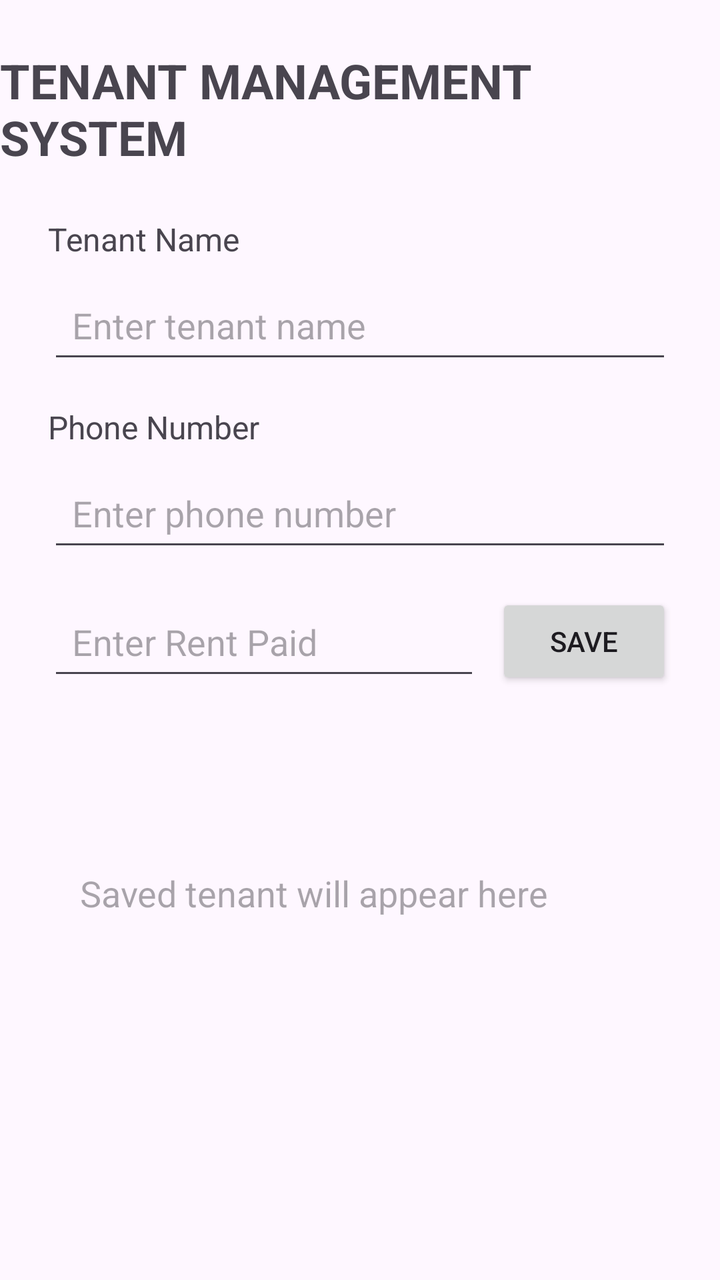
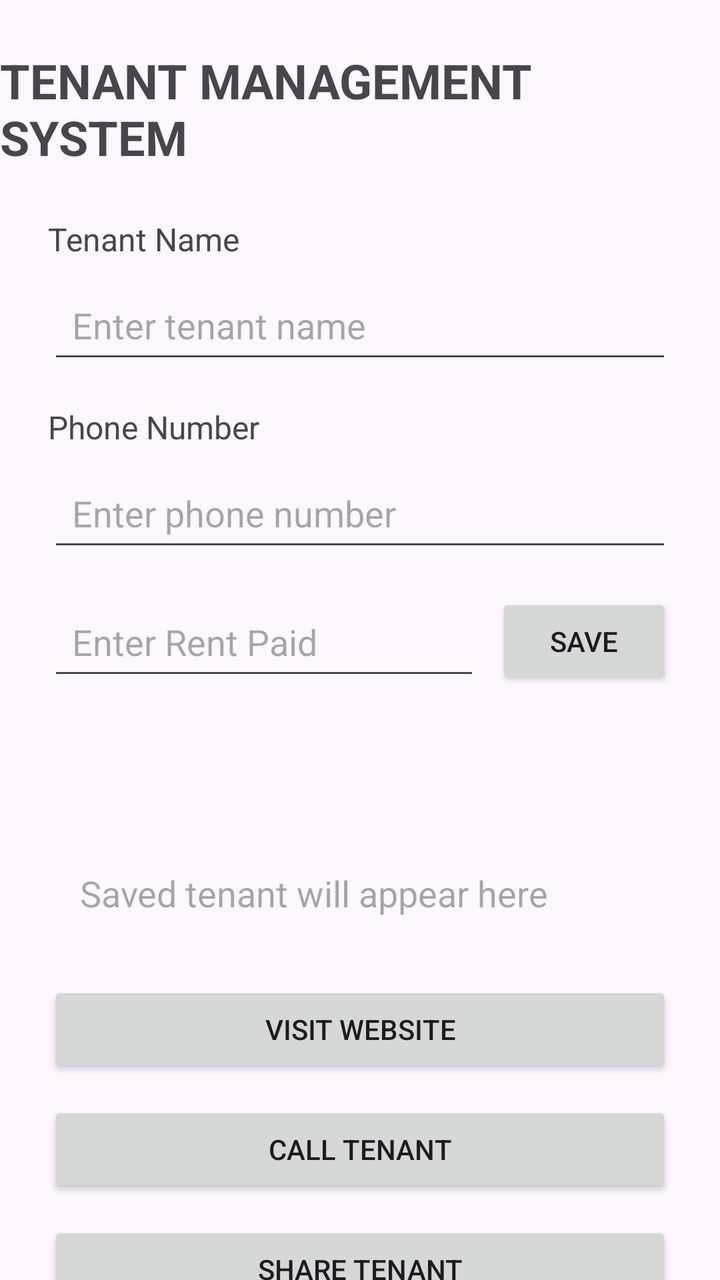

Two renders of the same Android screen: before a commit and after it. Below are the layout's source before the change and the commit's diff.
<!-- AndroidManifest.xml: application theme Theme.TenantManagementSystem -->
<!-- res/layout/activity_main.xml -->
<?xml version="1.0" encoding="utf-8"?>
<layout xmlns:android="http://schemas.android.com/apk/res/android"
    xmlns:app="http://schemas.android.com/apk/res-auto">

    <data>
        <variable
            name="tenant"
            type="com.example.tenantmanagementsystem.Tenant" />
    </data>

    <androidx.constraintlayout.widget.ConstraintLayout
        android:layout_width="match_parent"
        android:layout_height="match_parent">

        <TextView
            android:id="@+id/titleTextView"
            android:layout_width="wrap_content"
            android:layout_height="wrap_content"
            android:text="TENANT MANAGEMENT SYSTEM"
            android:textSize="24sp"
            android:textStyle="bold"
            android:layout_marginTop="24dp"
            app:layout_constraintTop_toTopOf="parent"
            app:layout_constraintStart_toStartOf="parent"
            app:layout_constraintEnd_toEndOf="parent" />

        <TextView
            android:id="@+id/tenantNameLabel"
            android:layout_width="wrap_content"
            android:layout_height="wrap_content"
            android:text="Tenant Name"
            android:textSize="16sp"
            android:layout_marginTop="24dp"
            android:layout_marginStart="24dp"
            app:layout_constraintTop_toBottomOf="@id/titleTextView"
            app:layout_constraintStart_toStartOf="parent" />

        <EditText
            android:id="@+id/tenantNameEditText"
            android:layout_width="0dp"
            android:layout_height="wrap_content"
            android:hint="Enter tenant name"
            android:minHeight="48dp"
            android:padding="12dp"
            android:layout_marginTop="8dp"
            android:layout_marginStart="24dp"
            android:layout_marginEnd="24dp"
            app:layout_constraintTop_toBottomOf="@id/tenantNameLabel"
            app:layout_constraintStart_toStartOf="parent"
            app:layout_constraintEnd_toEndOf="parent" />

        <TextView
            android:id="@+id/phoneLabel"
            android:layout_width="wrap_content"
            android:layout_height="wrap_content"
            android:text="Phone Number"
            android:textSize="16sp"
            android:layout_marginTop="16dp"
            android:layout_marginStart="24dp"
            app:layout_constraintTop_toBottomOf="@id/tenantNameEditText"
            app:layout_constraintStart_toStartOf="parent" />

        <EditText
            android:id="@+id/phoneEditText"
            android:layout_width="0dp"
            android:layout_height="wrap_content"
            android:hint="Enter phone number"
            android:inputType="phone"
            android:minHeight="48dp"
            android:padding="12dp"
            android:layout_marginTop="8dp"
            android:layout_marginStart="24dp"
            android:layout_marginEnd="24dp"
            app:layout_constraintTop_toBottomOf="@id/phoneLabel"
            app:layout_constraintStart_toStartOf="parent"
            app:layout_constraintEnd_toEndOf="parent" />

        <EditText
            android:id="@+id/rentEditText"
            android:layout_width="0dp"
            android:layout_height="wrap_content"
            android:hint="Enter Rent Paid"
            android:inputType="numberDecimal"
            android:minHeight="48dp"
            android:padding="12dp"
            android:layout_marginStart="24dp"
            android:layout_marginTop="16dp"
            android:layout_marginEnd="8dp"
            app:layout_constraintTop_toBottomOf="@id/phoneEditText"
            app:layout_constraintStart_toStartOf="parent"
            app:layout_constraintEnd_toStartOf="@id/saveButton" />

        <Button
            android:id="@+id/saveButton"
            android:layout_width="wrap_content"
            android:layout_height="wrap_content"
            android:text="SAVE"
            android:layout_marginEnd="24dp"
            app:layout_constraintTop_toTopOf="@id/rentEditText"
            app:layout_constraintEnd_toEndOf="parent" />
        <TextView
            android:id="@+id/tenantNameDisplay"
            android:layout_width="wrap_content"
            android:layout_height="wrap_content"
            android:text="@{tenant.name}"
            android:textSize="22sp"
            android:textStyle="bold"
            android:layout_marginTop="20dp"
            app:layout_constraintTop_toBottomOf="@id/rentEditText"
            app:layout_constraintStart_toStartOf="parent"
            app:layout_constraintEnd_toEndOf="parent"/>
        <TextView
            android:id="@+id/tenantResultTextView"
            android:layout_width="0dp"
            android:layout_height="wrap_content"
            android:text="@{tenant.summary()}"
            android:hint="Saved tenant will appear here"
            android:textSize="18sp"
            android:padding="16dp"
            android:layout_margin="24dp"
            app:layout_constraintTop_toBottomOf="@id/tenantNameDisplay"
            app:layout_constraintStart_toStartOf="parent"
            app:layout_constraintEnd_toEndOf="parent" />
    </androidx.constraintlayout.widget.ConstraintLayout>
</layout>
<!-- resources referenced by this layout -->
<resources>
  <style name="Theme.TenantManagementSystem" parent="Base.Theme.TenantManagementSystem" />
  <style name="Base.Theme.TenantManagementSystem" parent="Theme.Material3.DayNight.NoActionBar">
          
          
      </style>
</resources>

<!-- the commit's change to res/layout/activity_main.xml (unified diff, before → after) -->
@@ -121,5 +121,38 @@
             app:layout_constraintTop_toBottomOf="@id/tenantNameDisplay"
             app:layout_constraintStart_toStartOf="parent"
             app:layout_constraintEnd_toEndOf="parent" />
+        <Button
+            android:id="@+id/websiteButton"
+            android:layout_width="0dp"
+            android:layout_height="wrap_content"
+            android:text="VISIT WEBSITE"
+            android:layout_marginTop="16dp"
+            android:layout_marginStart="24dp"
+            android:layout_marginEnd="24dp"
+            app:layout_constraintTop_toBottomOf="@id/tenantResultTextView"
+            app:layout_constraintStart_toStartOf="parent"
+            app:layout_constraintEnd_toEndOf="parent" />
+        <Button
+            android:id="@+id/callTenantButton"
+            android:layout_width="0dp"
+            android:layout_height="wrap_content"
+            android:text="CALL TENANT"
+            android:layout_marginTop="12dp"
+            android:layout_marginStart="24dp"
+            android:layout_marginEnd="24dp"
+            app:layout_constraintTop_toBottomOf="@id/websiteButton"
+            app:layout_constraintStart_toStartOf="parent"
+            app:layout_constraintEnd_toEndOf="parent" />
+        <Button
+            android:id="@+id/shareTenantButton"
+            android:layout_width="0dp"
+            android:layout_height="wrap_content"
+            android:text="SHARE TENANT"
+            android:layout_marginTop="12dp"
+            android:layout_marginStart="24dp"
+            android:layout_marginEnd="24dp"
+            app:layout_constraintTop_toBottomOf="@id/callTenantButton"
+            app:layout_constraintStart_toStartOf="parent"
+            app:layout_constraintEnd_toEndOf="parent" />
     </androidx.constraintlayout.widget.ConstraintLayout>
 </layout>
